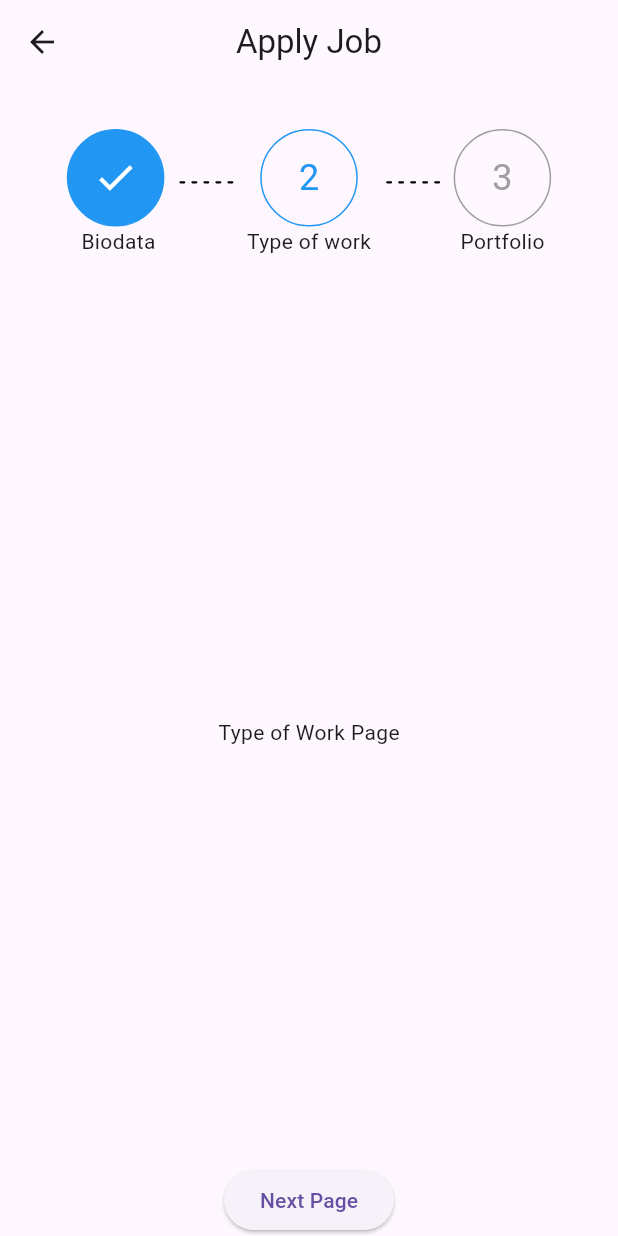
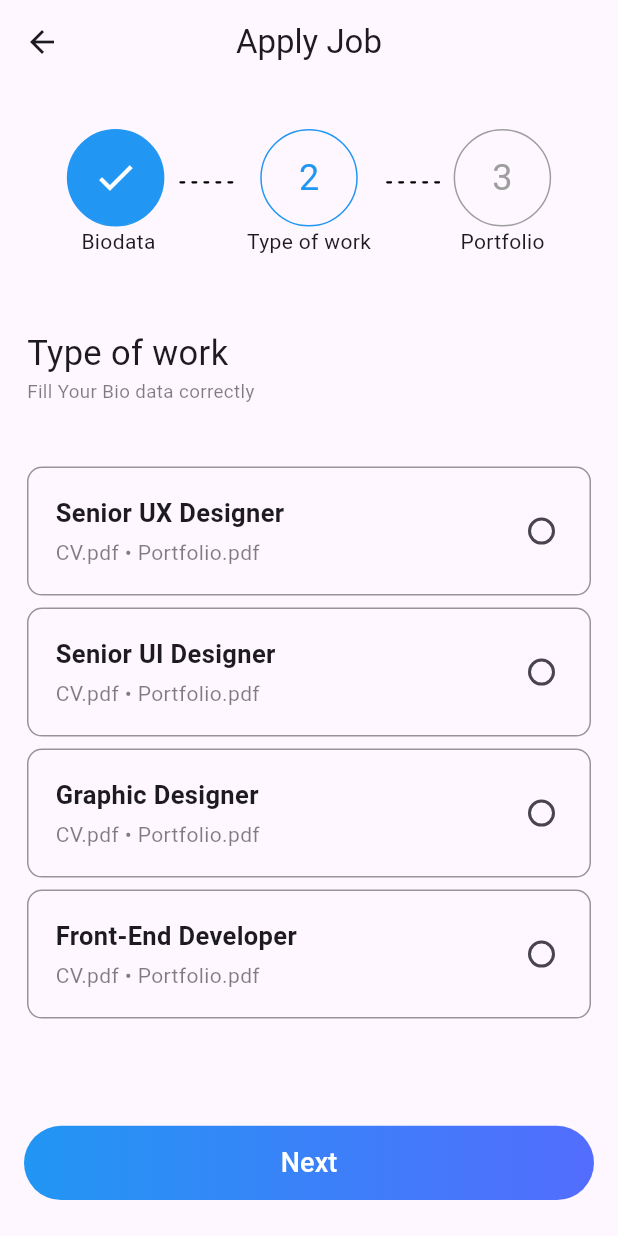
Before and after one commit to KIRRAA0/amit_final_project, a Flutter app: the ApplyJob screen opened directly, swiped to page 2, on a phone screen of 412 x 824 dp. Run offline on Flutter 3.47's test engine with Material 3 defaults, Android fonts, the light colour scheme and no system bars; drawn by our look-alikes of dotted_line; our stand-ins replace cached_network_image, carousel_slider, dio, get, google_fonts, iconsax and 3 more; missing offline and left inert: slide_switcher; accounts and stored records are empty; Roboto replaces fonts that are missing (SF Pro Display).

Commit message:
type_of_work_screen

```diff
--- a/lib/View/Apply_Job/apply_job_screen.dart
+++ b/lib/View/Apply_Job/apply_job_screen.dart
@@ -1,5 +1,6 @@
 import 'package:amit_final_project/View/Apply_Job/type_of_work_screen.dart';
 import 'package:amit_final_project/View/Apply_Job/upload_portfolio.dart';
+import 'package:amit_final_project/View/Widgets/custom_button.dart';
 import 'package:flutter/material.dart';
 import 'package:get/get.dart';
 import '../Widgets/stepper_row.dart';
@@ -27,14 +28,16 @@ class ApplyJob extends StatelessWidget {
               onPageChanged: (int index) {
                 stepperController.goToStep(index);
               },
-              children:  [
+              children: [
                 BiodataPage(),
                 TypeOfWorkPage(),
                 UploadPortfolioPage(),
               ],
             ),
           ),
-          ElevatedButton(
+          Padding(
+            padding: const EdgeInsets.all(8.0),
+            child: CustomButton(
                 onPressed: () {
                   final currentPageIndex = pageController.page!.round();
                   pageController.animateToPage(
@@ -43,8 +46,9 @@ class ApplyJob extends StatelessWidget {
                     curve: Curves.easeInOut,
                   );
                 },
-            child: const Text('Next Page'),
-          ),
+                text: 'Next',
+                isButtonEnabled: true),
+          )
         ],
       ),
     );
--- a/lib/View/Apply_Job/biodata_page.dart
+++ b/lib/View/Apply_Job/biodata_page.dart
@@ -1,11 +1,12 @@
 import 'package:flutter/material.dart';
 import 'package:iconsax/iconsax.dart';
+import 'package:intl_phone_field/intl_phone_field.dart';
 import 'package:shared_preferences/shared_preferences.dart';
 
 import '../Widgets/custom_textfiled.dart';
 
 class BiodataPage extends StatefulWidget {
-  BiodataPage({Key? key}) : super(key: key);
+  const BiodataPage({super.key});
 
   @override
   _BiodataPageState createState() => _BiodataPageState();
@@ -14,6 +15,7 @@ class BiodataPage extends StatefulWidget {
 class _BiodataPageState extends State<BiodataPage> {
   final TextEditingController emailController = TextEditingController();
   final TextEditingController nameController = TextEditingController();
+  final TextEditingController phoneController = TextEditingController();
 
   @override
   void initState() {
@@ -47,7 +49,8 @@ class _BiodataPageState extends State<BiodataPage> {
             ),
             Text(
               "Fill Your Bio data correctly",
-              style: TextStyle(fontSize: 12.5, color: Colors.black.withOpacity(0.5)),
+              style: TextStyle(
+                  fontSize: 12.5, color: Colors.black.withOpacity(0.5)),
             ),
             SizedBox(height: screenHeight * 0.045),
             const Text(
@@ -75,6 +78,22 @@ class _BiodataPageState extends State<BiodataPage> {
               icon: Icons.email_outlined,
               obscureText: false,
             ),
+            SizedBox(height: screenHeight * 0.03),
+            const Text(
+              "Email",
+              style: TextStyle(fontSize: 18),
+            ),
+            SizedBox(height: screenHeight * 0.01),
+            IntlPhoneField(
+              decoration:  InputDecoration(
+                labelText: 'Phone Number',
+                border: OutlineInputBorder(
+                  borderRadius: BorderRadius.circular(15),
+                  borderSide: const BorderSide(),
+                ),
+              ),
+              initialCountryCode: 'EG',
+            ),
           ],
         ),
       ),
--- a/lib/View/Apply_Job/type_of_work_screen.dart
+++ b/lib/View/Apply_Job/type_of_work_screen.dart
@@ -1,3 +1,4 @@
+import 'package:amit_final_project/View/Widgets/type_of_work_tile.dart';
 import 'package:flutter/material.dart';
 
 class TypeOfWorkPage extends StatelessWidget {
@@ -5,8 +6,26 @@ class TypeOfWorkPage extends StatelessWidget {
 
   @override
   Widget build(BuildContext context) {
-    return const Center(
-      child: Text('Type of Work Page'),
+    final screenHeight = MediaQuery.of(context).size.height;
+
+    return Padding(
+      padding: const EdgeInsets.all(18.0),
+      child: Column(
+        crossAxisAlignment: CrossAxisAlignment.start,
+        children: [
+          const Text(
+            "Type of work",
+            style: TextStyle(fontSize: 23),
+          ),
+          Text(
+            "Fill Your Bio data correctly",
+            style: TextStyle(
+                fontSize: 12.5, color: Colors.black.withOpacity(0.5)),
+          ),
+          SizedBox(height: screenHeight * 0.045),
+          const Expanded(child: TypeOfWorkTile()),
+        ],
+      ),
     );
   }
 }
--- a/lib/View/Widgets/custom_button.dart
+++ b/lib/View/Widgets/custom_button.dart
@@ -14,9 +14,14 @@ class CustomButton extends StatelessWidget {
 
   @override
   Widget build(BuildContext context) {
+    final screenHeight = MediaQuery.of(context).size.height;
+
     return Builder(
       builder: (context) {
-        return Container(
+        return Padding(
+          padding: const EdgeInsets.all(8.0),
+          child: Container(
+            height: screenHeight * 0.06,
             width: double.infinity,
             margin: const EdgeInsets.symmetric(vertical: 8.0),
             decoration: BoxDecoration(
@@ -25,10 +30,11 @@ class CustomButton extends StatelessWidget {
                     ? [Colors.blue, Colors.indigoAccent]
                     : [Colors.grey, Colors.grey],
               ),
-            borderRadius: BorderRadius.all(Radius.circular(20)),
+              borderRadius: const BorderRadius.all(Radius.circular(25)),
             ),
             child: ElevatedButton(
               style: ElevatedButton.styleFrom(
+                splashFactory: NoSplash.splashFactory,
                 foregroundColor: isButtonEnabled ? Colors.white : Colors.grey,
                 backgroundColor: Colors.transparent,
                 elevation: 0,
@@ -44,6 +50,7 @@ class CustomButton extends StatelessWidget {
                 ),
               ),
             ),
+          ),
         );
       },
     );
--- /dev/null
+++ b/lib/View/Widgets/type_of_work_tile.dart
@@ -0,0 +1,86 @@
+import 'package:flutter/material.dart';
+
+class TypeOfWorkTile extends StatefulWidget {
+  const TypeOfWorkTile({Key? key}) : super(key: key);
+
+  @override
+  _TypeOfWorkTileState createState() => _TypeOfWorkTileState();
+}
+class _TypeOfWorkTileState extends State<TypeOfWorkTile> {
+  String _selectedJob = '';
+
+  final Map<String, bool> _jobSelectionStatus = {
+    'Senior UX Designer': false,
+    'Senior UI Designer': false,
+    'Graphic Designer': false,
+    'Front-End Developer': false,
+  };
+
+  void _handleJobSelection(String selectedJob) {
+    setState(() {
+      // Iterate through all jobs and set them to false except for the selected one
+      _jobSelectionStatus.forEach((jobTitle, _) {
+        _jobSelectionStatus[jobTitle] = jobTitle == selectedJob;
+      });
+      _selectedJob = selectedJob;
+    });
+  }
+
+  Widget _buildJobTile(String jobTitle, bool isSelected) {
+    Color tileColor = isSelected ? Colors.blue.withOpacity(0.1) : Colors.transparent;
+
+    return Container(
+      decoration: BoxDecoration(
+        border: Border.all(color: Colors.black.withOpacity(0.4)),
+        borderRadius: BorderRadius.circular(10),
+        color: tileColor,
+      ),
+      padding: const EdgeInsets.all(8),
+      margin: const EdgeInsets.symmetric(vertical: 4),
+      child: Row(
+        mainAxisAlignment: MainAxisAlignment.spaceBetween,
+        children: [
+          Expanded(
+            child: Padding(
+              padding: const EdgeInsets.all(10.0),
+              child: Column(
+                crossAxisAlignment: CrossAxisAlignment.start,
+                children: [
+                  Text(jobTitle,
+                      style: const TextStyle(
+                          fontWeight: FontWeight.bold, fontSize: 17)),
+                  const SizedBox(height: 4),
+                  Text(
+                    'CV.pdf • Portfolio.pdf',
+                    style: TextStyle(color: Colors.black.withOpacity(0.5)),
+                  ),
+                ],
+              ),
+            ),
+          ),
+          Radio<String>(
+            value: jobTitle,
+            activeColor: Colors.blue,
+            groupValue: _selectedJob,
+            onChanged: (String? value) {
+              _handleJobSelection(value ?? '');
+            },
+          ),
+        ],
+      ),
+    );
+  }
+
+  @override
+  Widget build(BuildContext context) {
+    return ListView.builder(
+      itemCount: _jobSelectionStatus.length,
+      itemBuilder: (BuildContext context, int index) {
+        String jobTitle = _jobSelectionStatus.keys.elementAt(index);
+        bool isSelected = _jobSelectionStatus[jobTitle] ?? false;
+
+        return _buildJobTile(jobTitle, isSelected);
+      },
+    );
+  }
+}
--- a/pubspec.yaml
+++ b/pubspec.yaml
@@ -46,6 +46,7 @@ dependencies:
   google_fonts: ^6.1.0
   dotted_line: ^3.2.2
   get_storage: ^2.1.1
+  intl_phone_field: ^3.2.0
 
 dev_dependencies:
   flutter_test:
```
Also changed, not shown: pubspec.lock. Lines whose indentation alone changed are shown as unchanged.
